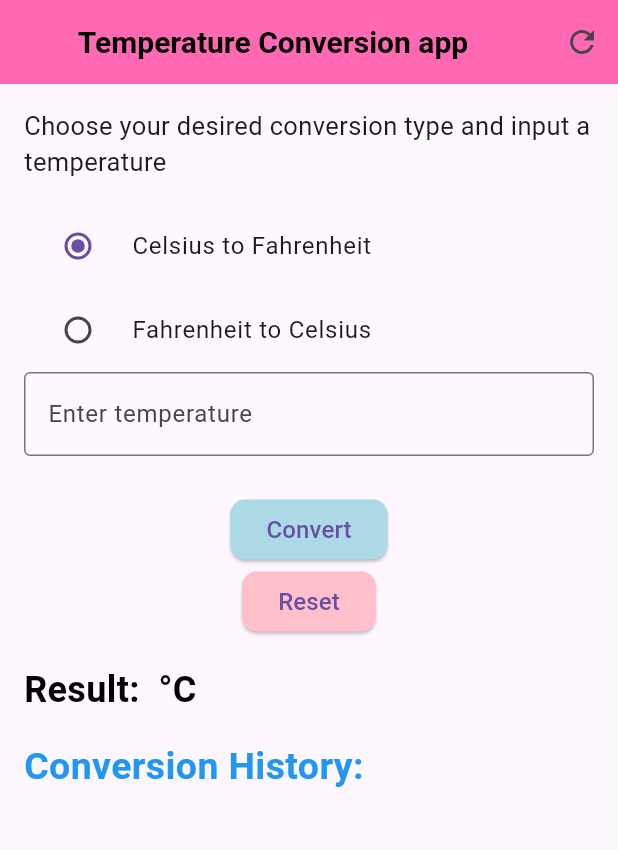
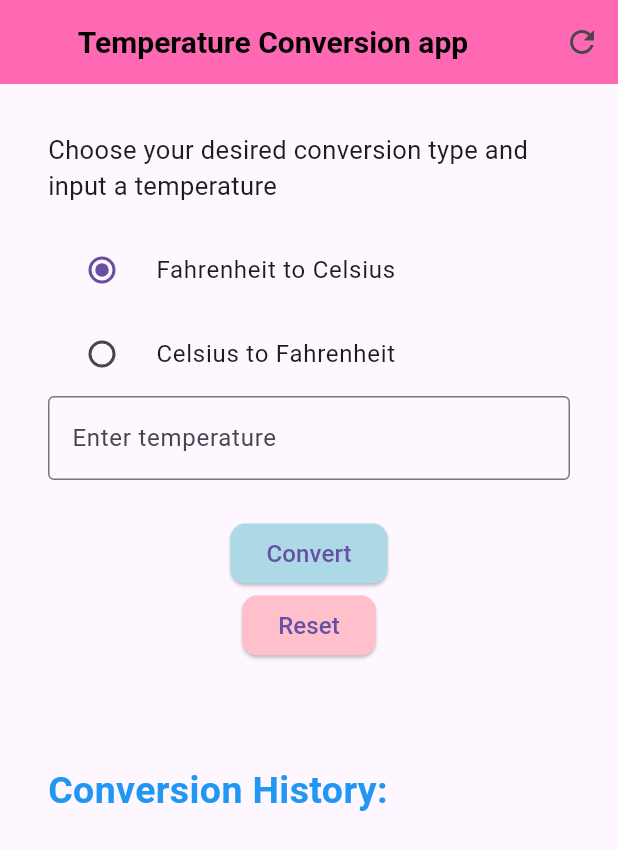
Before and after one commit to lilika67/TemperatureConverter, a Flutter app: the screen it shows after launch, on a phone screen of 412 x 824 dp. Shown: the top 850 px of the screen. Run offline on Flutter 3.47's test engine with Material 3 defaults, Android fonts, the phone set to English and light mode, and no system bars.

Commit message:
temperature converter

```diff
--- a/lib/main.dart
+++ b/lib/main.dart
@@ -8,8 +8,9 @@ class TemperatureApp extends StatefulWidget {
   _TemperatureAppState createState() => _TemperatureAppState();
 }
 
-class _TemperatureAppState extends State<TemperatureApp> {
+class _TemperatureAppState extends State<TemperatureApp> with SingleTickerProviderStateMixin {
   bool _isTitleLarge = true;
+  bool _isTemperatureScreenVisible = true; // Control the visibility of the TemperatureScreen
 
   @override
   Widget build(BuildContext context) {
@@ -46,7 +47,24 @@ class _TemperatureAppState extends State<TemperatureApp> {
             ),
           ],
         ),
-        body: Center(child: TemperatureScreen()),
+        body: AnimatedOpacity(
+          opacity: _isTemperatureScreenVisible ? 1.0 : 0.0,
+          duration: Duration(milliseconds: 500),
+          child: AnimatedContainer(
+            duration: Duration(milliseconds: 500),
+            padding: EdgeInsets.all(_isTemperatureScreenVisible ? 16.0 : 0.0),
+            child: Center(
+              child: GestureDetector(
+                onTap: () {
+                  setState(() {
+                    _isTemperatureScreenVisible = !_isTemperatureScreenVisible; // Toggle visibility
+                  });
+                },
+                child: TemperatureScreen(),
+              ),
+            ),
+          ),
+        ),
       ),
     );
   }
--- a/lib/temperature.dart
+++ b/lib/temperature.dart
@@ -1,5 +1,3 @@
-// ignore_for_file: prefer_const_constructors, prefer_final_fields, library_private_types_in_public_api, use_key_in_widget_constructors, sort_child_properties_last
-
 import 'package:flutter/material.dart';
 
 class TemperatureScreen extends StatefulWidget {
@@ -7,11 +5,12 @@ class TemperatureScreen extends StatefulWidget {
   _TemperatureScreenState createState() => _TemperatureScreenState();
 }
 
-class _TemperatureScreenState extends State<TemperatureScreen> {
+class _TemperatureScreenState extends State<TemperatureScreen> with SingleTickerProviderStateMixin {
   bool isFahrenheitToCelsius = true; // to choose between F to C and C to F
   final TextEditingController _temperatureController = TextEditingController(); // Controller for input field
   String _result = ''; // this is where the result of conversion will be stored.
   List<String> _history = []; // this is the history of conversions will be stored.
+  bool _showResult = false; // flag to manage the visibility of result
 
   // function to clear the input and reset state
   void _clear() {
@@ -19,6 +18,7 @@ class _TemperatureScreenState extends State<TemperatureScreen> {
     setState(() {
       _result = '';
       _history.clear();
+      _showResult = false; // Reset result visibility
     });
   }
 
@@ -42,6 +42,7 @@ class _TemperatureScreenState extends State<TemperatureScreen> {
     setState(() {
       _result = convertedTemp.toStringAsFixed(2); // Format result to two decimal places
       _history.insert(0, '$operation : ${inputTemp.toStringAsFixed(1)} = $_result'); // Add to history
+      _showResult = true; // Show the result
     });
   }
 
@@ -56,7 +57,6 @@ class _TemperatureScreenState extends State<TemperatureScreen> {
   }
 
   @override
-
   Widget build(BuildContext context) {
     return Scaffold(
       body: OrientationBuilder(
@@ -81,7 +81,7 @@ class _TemperatureScreenState extends State<TemperatureScreen> {
                         child: Column(
                           children: [
                             RadioListTile<bool>(
-                              title: Text('Celsius to Fahrenheit',
+                              title: Text('Fahrenheit to Celsius',
                                 style: TextStyle(
                                   fontSize: 16,
                                 ),
@@ -93,7 +93,7 @@ class _TemperatureScreenState extends State<TemperatureScreen> {
                               },
                             ),
                             RadioListTile<bool>(
-                              title: Text('Fahrenheit to Celsius',
+                              title: Text('Celsius to Fahrenheit',
                                 style: TextStyle(
                                   fontSize: 16,
                                 ),
@@ -117,14 +117,13 @@ class _TemperatureScreenState extends State<TemperatureScreen> {
                     decoration: InputDecoration(
                       labelText: 'Enter temperature',
                       border: OutlineInputBorder(),
-
                     ),
                   ),
                   SizedBox(height: 25),
 
                   Column(
                     mainAxisAlignment: MainAxisAlignment.spaceBetween,
-                      children:[
+                    children: [
                       ElevatedButton(
                         onPressed: _convertTemperature,
                         child: Text('Convert', style: TextStyle(fontSize: 16)),
@@ -140,24 +139,27 @@ class _TemperatureScreenState extends State<TemperatureScreen> {
                         onPressed: _clear,
                         child: Text('Reset', style: TextStyle(fontSize: 16)),
                         style: ElevatedButton.styleFrom(
-                            backgroundColor: const Color.fromARGB(255, 255, 192, 203)
-                            ,
+                          backgroundColor: const Color.fromARGB(255, 255, 192, 203),
                           shape: RoundedRectangleBorder(
                             borderRadius: BorderRadius.circular(10.0),
                           ),
                         ),
                       ),
-                      ]
+                    ],
                   ),
                   SizedBox(height: 18),
 
-                  // Result Display
-                  Text(
+                  // Animated Result Display
+                  AnimatedOpacity(
+                    opacity: _showResult ? 1.0 : 0.0,
+                    duration: Duration(milliseconds: 500),
+                    child: Text(
                       'Result: $_result ${isFahrenheitToCelsius ? '°C' : '°F'}',
                       style: TextStyle(
                         fontSize: 24,
                         fontWeight: FontWeight.bold,
                         color: Colors.black,
+                      ),
                     ),
                   ),
                   SizedBox(height: 16),
@@ -166,14 +168,14 @@ class _TemperatureScreenState extends State<TemperatureScreen> {
                   Text(
                     'Conversion History:',
                     style: TextStyle(fontSize: 25, fontWeight: FontWeight.bold, color: Colors.blue,),
-
                   ),
                   SizedBox(height: 8),
 
-
-                  // Display history as a list of cards
+                  // Animated Conversion History
                   SizedBox(
                     height: orientation == Orientation.portrait ? 200 : 100,
+                    child: AnimatedSize(
+                      duration: Duration(milliseconds: 300),
                       child: ListView.builder(
                         itemCount: _history.length,
                         itemBuilder: (context, index) {
@@ -191,6 +193,7 @@ class _TemperatureScreenState extends State<TemperatureScreen> {
                         },
                       ),
                     ),
+                  ),
                 ],
               ),
             ),
```
Lines whose indentation alone changed are shown as unchanged.
